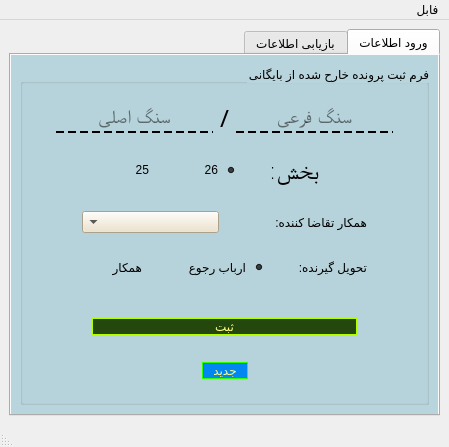
First picture: the form in Baygani.ui, repository JavadiSaeid/ArchivingSystem_doc, before the edit.
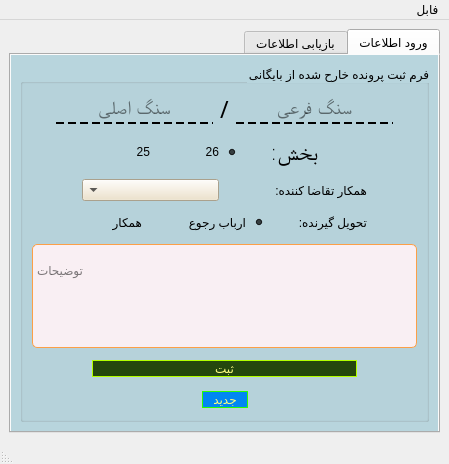
Second picture: the form after the edit.

Commit message: Full design 97-12-20 23:30

The edit to the form file:
```diff
--- a/Baygani.ui
+++ b/Baygani.ui
@@ -7,7 +7,7 @@
     <x>0</x>
     <y>0</y>
     <width>449</width>
-    <height>447</height>
+    <height>464</height>
    </rect>
   </property>
   <property name="windowTitle">
@@ -24,6 +24,9 @@
        <number>0</number>
       </property>
       <widget class="QWidget" name="tab1_inputData">
+       <property name="layoutDirection">
+        <enum>Qt::RightToLeft</enum>
+       </property>
        <property name="styleSheet">
         <string notr="true">QWidget{
 background-color: #b8d5dd  ;
@@ -43,11 +46,17 @@
 }
 QLabel{
 background-color: rgba(0, 0, 0, 0);
-font: 75 18pt &quot;A Arsoo&quot;;
+font: 75 17pt &quot;A Arsoo&quot;;
 }
 QComboBox{
 background-color: #eee1c5   ;
 }
+QTextEdit{
+background-color: #f9eff3 ;
+font: 75 9pt &quot;A Arsoo&quot;;
+border: 1px solid   #fc9f47    ;
+border-radius: 5px;
+}
 </string>
        </property>
        <attribute name="title">
@@ -60,6 +69,82 @@
            <string>فرم ثبت پرونده خارح شده از بایگانی</string>
           </property>
           <layout class="QGridLayout" name="gridLayout_2">
+           <item row="6" column="0">
+            <layout class="QHBoxLayout" name="horizontalLayout_btnSabt">
+             <property name="leftMargin">
+              <number>10</number>
+             </property>
+             <property name="topMargin">
+              <number>0</number>
+             </property>
+             <property name="rightMargin">
+              <number>10</number>
+             </property>
+             <property name="bottomMargin">
+              <number>0</number>
+             </property>
+             <item>
+              <spacer name="horizontalSpacer_10">
+               <property name="orientation">
+                <enum>Qt::Horizontal</enum>
+               </property>
+               <property name="sizeType">
+                <enum>QSizePolicy::Fixed</enum>
+               </property>
+               <property name="sizeHint" stdset="0">
+                <size>
+                 <width>40</width>
+                 <height>20</height>
+                </size>
+               </property>
+              </spacer>
+             </item>
+             <item>
+              <widget class="QPushButton" name="pushButton_new">
+               <property name="sizePolicy">
+                <sizepolicy hsizetype="Maximum" vsizetype="Maximum">
+                 <horstretch>0</horstretch>
+                 <verstretch>0</verstretch>
+                </sizepolicy>
+               </property>
+               <property name="styleSheet">
+                <string notr="true">QPushButton:hover:!pressed
+{
+  border: 2px dashed   #039cff  ;
+	background-color:  #cddbab  ;
+	color:   #d101ff  ;
+}
+QPushButton{
+background-color:   #0087f1    ;
+font: 14pt &quot;A Arsoo&quot;;
+color: rgb(255, 255, 127);
+border: 1px solid   #2bff01 ;;
+border-radius: 10px;
+}</string>
+               </property>
+               <property name="text">
+                <string>   جدید   </string>
+               </property>
+              </widget>
+             </item>
+             <item>
+              <spacer name="horizontalSpacer_9">
+               <property name="orientation">
+                <enum>Qt::Horizontal</enum>
+               </property>
+               <property name="sizeType">
+                <enum>QSizePolicy::Fixed</enum>
+               </property>
+               <property name="sizeHint" stdset="0">
+                <size>
+                 <width>40</width>
+                 <height>20</height>
+                </size>
+               </property>
+              </spacer>
+             </item>
+            </layout>
+           </item>
            <item row="0" column="0">
             <layout class="QHBoxLayout" name="horizontalLayout_Sang">
              <item>
@@ -108,7 +193,7 @@
                <property name="font">
                 <font>
                  <family>A Arsoo</family>
-                 <pointsize>18</pointsize>
+                 <pointsize>17</pointsize>
                  <weight>9</weight>
                  <italic>false</italic>
                  <bold>false</bold>
@@ -169,21 +254,21 @@
             </layout>
            </item>
            <item row="5" column="0">
-            <layout class="QHBoxLayout" name="horizontalLayout_btnSabt">
+            <layout class="QHBoxLayout" name="horizontalLayout">
              <property name="leftMargin">
-              <number>10</number>
+              <number>20</number>
              </property>
              <property name="topMargin">
-              <number>0</number>
+              <number>5</number>
              </property>
              <property name="rightMargin">
-              <number>10</number>
+              <number>20</number>
              </property>
              <property name="bottomMargin">
-              <number>0</number>
+              <number>5</number>
              </property>
              <item>
-              <spacer name="horizontalSpacer_10">
+              <spacer name="horizontalSpacer_12">
                <property name="orientation">
                 <enum>Qt::Horizontal</enum>
                </property>
@@ -199,35 +284,113 @@
               </spacer>
              </item>
              <item>
-              <widget class="QPushButton" name="pushButton_new">
-               <property name="sizePolicy">
-                <sizepolicy hsizetype="Maximum" vsizetype="Maximum">
-                 <horstretch>0</horstretch>
-                 <verstretch>0</verstretch>
-                </sizepolicy>
-               </property>
+              <widget class="QPushButton" name="pushButton_sabt">
                <property name="styleSheet">
                 <string notr="true">QPushButton:hover:!pressed
 {
-  border: 2px dashed   #039cff  ;
-	background-color:  #cddbab  ;
-	color:   #d101ff  ;
+  border: 2px dashed rgb(255, 85, 0);
+	background-color: rgb(129, 125, 255);
+	color: rgb(85, 255, 255);
 }
 QPushButton{
-background-color:   #0087f1    ;
+background-color: #24470d  ;
 font: 14pt &quot;A Arsoo&quot;;
 color: rgb(255, 255, 127);
-border: 1px solid   #2bff01 ;;
+border: 1px solid   #b2ff00  ;
 border-radius: 10px;
 }</string>
                </property>
                <property name="text">
-                <string>   جدید   </string>
+                <string>ثبت</string>
                </property>
+               <property name="shortcut">
+                <string>Ctrl+S</string>
+               </property>
               </widget>
              </item>
              <item>
-              <spacer name="horizontalSpacer_9">
+              <spacer name="horizontalSpacer_11">
+               <property name="orientation">
+                <enum>Qt::Horizontal</enum>
+               </property>
+               <property name="sizeType">
+                <enum>QSizePolicy::Fixed</enum>
+               </property>
+               <property name="sizeHint" stdset="0">
+                <size>
+                 <width>40</width>
+                 <height>20</height>
+                </size>
+               </property>
+              </spacer>
+             </item>
+            </layout>
+           </item>
+           <item row="3" column="0">
+            <layout class="QHBoxLayout" name="horizontalLayout_TahvilGirande">
+             <property name="spacing">
+              <number>20</number>
+             </property>
+             <property name="leftMargin">
+              <number>10</number>
+             </property>
+             <property name="topMargin">
+              <number>5</number>
+             </property>
+             <property name="rightMargin">
+              <number>10</number>
+             </property>
+             <property name="bottomMargin">
+              <number>5</number>
+             </property>
+             <item>
+              <spacer name="horizontalSpacer_8">
+               <property name="orientation">
+                <enum>Qt::Horizontal</enum>
+               </property>
+               <property name="sizeType">
+                <enum>QSizePolicy::Fixed</enum>
+               </property>
+               <property name="sizeHint" stdset="0">
+                <size>
+                 <width>40</width>
+                 <height>20</height>
+                </size>
+               </property>
+              </spacer>
+             </item>
+             <item>
+              <widget class="QLabel" name="label_4">
+               <property name="text">
+                <string>تحویل گیرنده:</string>
+               </property>
+              </widget>
+             </item>
+             <item>
+              <widget class="QRadioButton" name="radioButton_arbabRojo">
+               <property name="text">
+                <string>ارباب رجوع</string>
+               </property>
+               <property name="checked">
+                <bool>true</bool>
+               </property>
+               <attribute name="buttonGroup">
+                <string notr="true">buttonGroup_3</string>
+               </attribute>
+              </widget>
+             </item>
+             <item>
+              <widget class="QRadioButton" name="radioButton_hamkar">
+               <property name="text">
+                <string>همکار</string>
+               </property>
+               <attribute name="buttonGroup">
+                <string notr="true">buttonGroup_3</string>
+               </attribute>
+              </widget>
+             </item>
+             <item>
+              <spacer name="horizontalSpacer_7">
                <property name="orientation">
                 <enum>Qt::Horizontal</enum>
                </property>
@@ -253,13 +416,13 @@
               <number>10</number>
              </property>
              <property name="topMargin">
-              <number>5</number>
+              <number>0</number>
              </property>
              <property name="rightMargin">
               <number>10</number>
              </property>
              <property name="bottomMargin">
-              <number>5</number>
+              <number>0</number>
              </property>
              <item>
               <spacer name="horizontalSpacer_5">
@@ -318,87 +481,6 @@
              </item>
             </layout>
            </item>
-           <item row="3" column="0">
-            <layout class="QHBoxLayout" name="horizontalLayout_TahvilGirande">
-             <property name="spacing">
-              <number>20</number>
-             </property>
-             <property name="leftMargin">
-              <number>10</number>
-             </property>
-             <property name="topMargin">
-              <number>5</number>
-             </property>
-             <property name="rightMargin">
-              <number>10</number>
-             </property>
-             <property name="bottomMargin">
-              <number>5</number>
-             </property>
-             <item>
-              <spacer name="horizontalSpacer_8">
-               <property name="orientation">
-                <enum>Qt::Horizontal</enum>
-               </property>
-               <property name="sizeType">
-                <enum>QSizePolicy::Fixed</enum>
-               </property>
-               <property name="sizeHint" stdset="0">
-                <size>
-                 <width>40</width>
-                 <height>20</height>
-                </size>
-               </property>
-              </spacer>
-             </item>
-             <item>
-              <widget class="QLabel" name="label_4">
-               <property name="text">
-                <string>تحویل گیرنده:</string>
-               </property>
-              </widget>
-             </item>
-             <item>
-              <widget class="QRadioButton" name="radioButton_arbabRojo">
-               <property name="text">
-                <string>ارباب رجوع</string>
-               </property>
-               <property name="checked">
-                <bool>true</bool>
-               </property>
-               <attribute name="buttonGroup">
-                <string notr="true">buttonGroup_3</string>
-               </attribute>
-              </widget>
-             </item>
-             <item>
-              <widget class="QRadioButton" name="radioButton_hamkar">
-               <property name="text">
-                <string>همکار</string>
-               </property>
-               <attribute name="buttonGroup">
-                <string notr="true">buttonGroup_3</string>
-               </attribute>
-              </widget>
-             </item>
-             <item>
-              <spacer name="horizontalSpacer_7">
-               <property name="orientation">
-                <enum>Qt::Horizontal</enum>
-               </property>
-               <property name="sizeType">
-                <enum>QSizePolicy::Fixed</enum>
-               </property>
-               <property name="sizeHint" stdset="0">
-                <size>
-                 <width>40</width>
-                 <height>20</height>
-                </size>
-               </property>
-              </spacer>
-             </item>
-            </layout>
-           </item>
            <item row="1" column="0">
             <layout class="QHBoxLayout" name="horizontalLayout_QRadio">
              <property name="spacing">
@@ -434,7 +516,7 @@
                <property name="font">
                 <font>
                  <family>A Arsoo</family>
-                 <pointsize>18</pointsize>
+                 <pointsize>17</pointsize>
                  <weight>9</weight>
                  <italic>false</italic>
                  <bold>false</bold>
@@ -487,77 +569,11 @@
             </layout>
            </item>
            <item row="4" column="0">
-            <layout class="QHBoxLayout" name="horizontalLayout">
-             <property name="leftMargin">
-              <number>20</number>
+            <widget class="QTextEdit" name="textEdit">
+             <property name="placeholderText">
+              <string>                                                                                                                                                                                   توضیحات</string>
              </property>
-             <property name="topMargin">
-              <number>20</number>
-             </property>
-             <property name="rightMargin">
-              <number>20</number>
-             </property>
-             <property name="bottomMargin">
-              <number>10</number>
-             </property>
-             <item>
-              <spacer name="horizontalSpacer_12">
-               <property name="orientation">
-                <enum>Qt::Horizontal</enum>
-               </property>
-               <property name="sizeType">
-                <enum>QSizePolicy::Fixed</enum>
-               </property>
-               <property name="sizeHint" stdset="0">
-                <size>
-                 <width>40</width>
-                 <height>20</height>
-                </size>
-               </property>
-              </spacer>
-             </item>
-             <item>
-              <widget class="QPushButton" name="pushButton_sabt">
-               <property name="styleSheet">
-                <string notr="true">QPushButton:hover:!pressed
-{
-  border: 2px dashed rgb(255, 85, 0);
-	background-color: rgb(129, 125, 255);
-	color: rgb(85, 255, 255);
-}
-QPushButton{
-background-color: #24470d  ;
-font: 14pt &quot;A Arsoo&quot;;
-color: rgb(255, 255, 127);
-border: 1px solid   #b2ff00  ;
-border-radius: 10px;
-}</string>
-               </property>
-               <property name="text">
-                <string>ثبت</string>
-               </property>
-               <property name="shortcut">
-                <string>Ctrl+S</string>
-               </property>
-              </widget>
-             </item>
-             <item>
-              <spacer name="horizontalSpacer_11">
-               <property name="orientation">
-                <enum>Qt::Horizontal</enum>
-               </property>
-               <property name="sizeType">
-                <enum>QSizePolicy::Fixed</enum>
-               </property>
-               <property name="sizeHint" stdset="0">
-                <size>
-                 <width>40</width>
-                 <height>20</height>
-                </size>
-               </property>
-              </spacer>
-             </item>
-            </layout>
+            </widget>
            </item>
           </layout>
          </widget>
```
